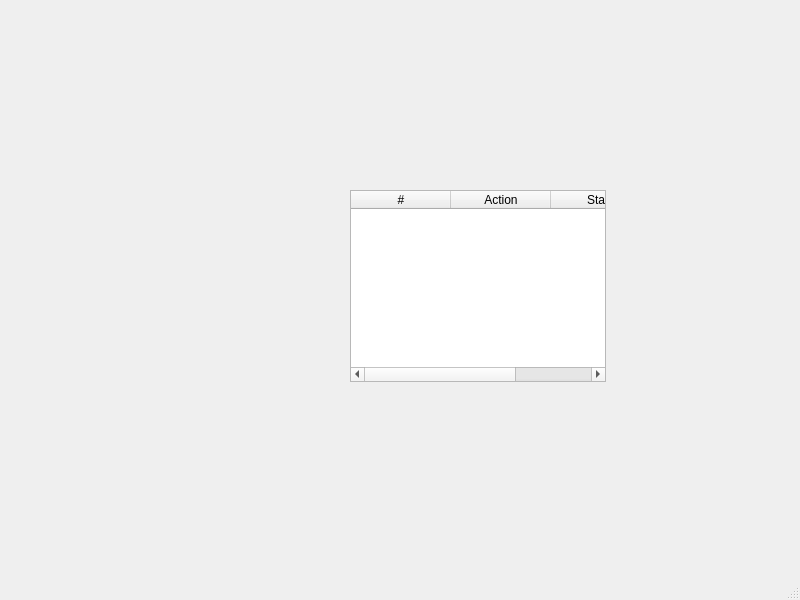
Old version of the form tools/lpsxsim-qt/mainwindow.ui in the repository gijskant/mcrl2-pmc.
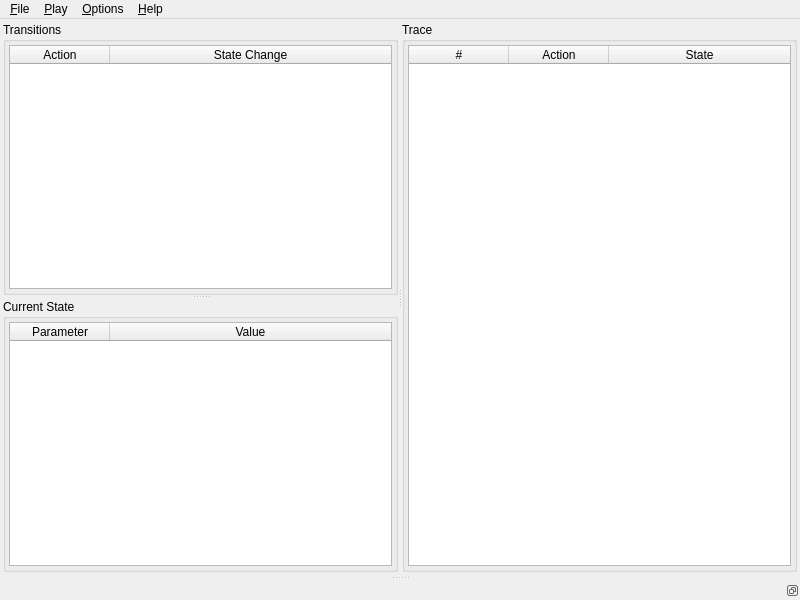
New version of the form. Custom widgets are drawn as their Qt base class.

Commit message: Finished lpsxsim-qt gui design and most of the simulator thread interface.

What changed in the file:
```diff
--- a/tools/lpsxsim-qt/mainwindow.ui
+++ b/tools/lpsxsim-qt/mainwindow.ui
@@ -14,52 +14,162 @@
    <string>MainWindow</string>
   </property>
   <widget class="QWidget" name="centralwidget">
-   <widget class="QTableWidget" name="traceTable">
-    <property name="geometry">
-     <rect>
-      <x>350</x>
-      <y>190</y>
-      <width>256</width>
-      <height>192</height>
-     </rect>
+   <layout class="QHBoxLayout" name="horizontalLayout_4">
+    <property name="margin">
+     <number>3</number>
     </property>
-    <property name="selectionMode">
-     <enum>QAbstractItemView::SingleSelection</enum>
-    </property>
-    <property name="selectionBehavior">
-     <enum>QAbstractItemView::SelectRows</enum>
-    </property>
-    <property name="wordWrap">
-     <bool>false</bool>
-    </property>
-    <attribute name="horizontalHeaderCascadingSectionResizes">
-     <bool>true</bool>
-    </attribute>
-    <attribute name="verticalHeaderVisible">
-     <bool>false</bool>
-    </attribute>
-    <attribute name="verticalHeaderVisible">
-     <bool>false</bool>
-    </attribute>
-    <attribute name="horizontalHeaderCascadingSectionResizes">
-     <bool>true</bool>
-    </attribute>
-    <column>
-     <property name="text">
-      <string>#</string>
-     </property>
-    </column>
-    <column>
-     <property name="text">
-      <string>Action</string>
-     </property>
-    </column>
-    <column>
-     <property name="text">
-      <string>State</string>
-     </property>
-    </column>
-   </widget>
+    <item>
+     <widget class="QSplitter" name="splitter_2">
+      <property name="orientation">
+       <enum>Qt::Horizontal</enum>
+      </property>
+      <widget class="QSplitter" name="splitter">
+       <property name="orientation">
+        <enum>Qt::Vertical</enum>
+       </property>
+       <widget class="QGroupBox" name="transitionGroup">
+        <property name="title">
+         <string>Transitions</string>
+        </property>
+        <layout class="QHBoxLayout" name="horizontalLayout_2">
+         <property name="margin">
+          <number>3</number>
+         </property>
+         <item>
+          <widget class="QTableWidget" name="transitionTable">
+           <property name="selectionMode">
+            <enum>QAbstractItemView::SingleSelection</enum>
+           </property>
+           <property name="selectionBehavior">
+            <enum>QAbstractItemView::SelectRows</enum>
+           </property>
+           <property name="wordWrap">
+            <bool>false</bool>
+           </property>
+           <attribute name="horizontalHeaderStretchLastSection">
+            <bool>true</bool>
+           </attribute>
+           <attribute name="verticalHeaderVisible">
+            <bool>false</bool>
+           </attribute>
+           <attribute name="verticalHeaderVisible">
+            <bool>false</bool>
+           </attribute>
+           <attribute name="horizontalHeaderStretchLastSection">
+            <bool>true</bool>
+           </attribute>
+           <column>
+            <property name="text">
+             <string>Action</string>
+            </property>
+           </column>
+           <column>
+            <property name="text">
+             <string>State Change</string>
+            </property>
+           </column>
+          </widget>
+         </item>
+        </layout>
+       </widget>
+       <widget class="QGroupBox" name="stateGroup">
+        <property name="title">
+         <string>Current State</string>
+        </property>
+        <layout class="QHBoxLayout" name="horizontalLayout">
+         <property name="margin">
+          <number>3</number>
+         </property>
+         <item>
+          <widget class="QTableWidget" name="stateTable">
+           <property name="selectionMode">
+            <enum>QAbstractItemView::NoSelection</enum>
+           </property>
+           <property name="wordWrap">
+            <bool>false</bool>
+           </property>
+           <attribute name="horizontalHeaderStretchLastSection">
+            <bool>true</bool>
+           </attribute>
+           <attribute name="verticalHeaderVisible">
+            <bool>false</bool>
+           </attribute>
+           <attribute name="verticalHeaderVisible">
+            <bool>false</bool>
+           </attribute>
+           <attribute name="horizontalHeaderStretchLastSection">
+            <bool>true</bool>
+           </attribute>
+           <column>
+            <property name="text">
+             <string>Parameter</string>
+            </property>
+           </column>
+           <column>
+            <property name="text">
+             <string>Value</string>
+            </property>
+           </column>
+          </widget>
+         </item>
+        </layout>
+       </widget>
+      </widget>
+      <widget class="QGroupBox" name="traceGroup">
+       <property name="title">
+        <string>Trace</string>
+       </property>
+       <layout class="QHBoxLayout" name="horizontalLayout_3">
+        <property name="margin">
+         <number>3</number>
+        </property>
+        <item>
+         <widget class="QTableWidget" name="traceTable">
+          <property name="selectionMode">
+           <enum>QAbstractItemView::SingleSelection</enum>
+          </property>
+          <property name="selectionBehavior">
+           <enum>QAbstractItemView::SelectRows</enum>
+          </property>
+          <property name="wordWrap">
+           <bool>false</bool>
+          </property>
+          <attribute name="horizontalHeaderStretchLastSection">
+           <bool>true</bool>
+          </attribute>
+          <attribute name="verticalHeaderVisible">
+           <bool>false</bool>
+          </attribute>
+          <attribute name="verticalHeaderVisible">
+           <bool>false</bool>
+          </attribute>
+          <attribute name="horizontalHeaderStretchLastSection">
+           <bool>true</bool>
+          </attribute>
+          <column>
+           <property name="text">
+            <string>#</string>
+           </property>
+          </column>
+          <column>
+           <property name="text">
+            <string>Action</string>
+           </property>
+          </column>
+          <column>
+           <property name="text">
+            <string>State</string>
+           </property>
+          </column>
+         </widget>
+        </item>
+       </layout>
+       <zorder>traceTable</zorder>
+       <zorder>traceTable</zorder>
+      </widget>
+     </widget>
+    </item>
+   </layout>
   </widget>
   <widget class="QMenuBar" name="menubar">
    <property name="geometry">
@@ -70,9 +180,157 @@
      <height>23</height>
     </rect>
    </property>
+   <widget class="QMenu" name="menuFile">
+    <property name="title">
+     <string>&amp;File</string>
+    </property>
+    <addaction name="actionOpen"/>
+    <addaction name="separator"/>
+    <addaction name="actionLoadTrace"/>
+    <addaction name="actionSaveTrace"/>
+    <addaction name="separator"/>
+    <addaction name="actionQuit"/>
+   </widget>
+   <widget class="QMenu" name="menuPlay">
+    <property name="title">
+     <string>&amp;Play</string>
+    </property>
+    <addaction name="actionPlayTrace"/>
+    <addaction name="actionRandomPlay"/>
+    <addaction name="actionStop"/>
+    <addaction name="separator"/>
+    <addaction name="actionSetPlayDelay"/>
+   </widget>
+   <widget class="QMenu" name="menuOptions">
+    <property name="title">
+     <string>&amp;Options</string>
+    </property>
+    <addaction name="actionEnableTauPriotisation"/>
+    <addaction name="actionShowDontCaresInStateChanges"/>
+   </widget>
+   <widget class="QMenu" name="menuHelp">
+    <property name="title">
+     <string>&amp;Help</string>
+    </property>
+    <addaction name="actionContents"/>
+    <addaction name="separator"/>
+    <addaction name="actionAbout"/>
+   </widget>
+   <addaction name="menuFile"/>
+   <addaction name="menuPlay"/>
+   <addaction name="menuOptions"/>
+   <addaction name="menuHelp"/>
   </widget>
-  <widget class="QStatusBar" name="statusbar"/>
+  <widget class="QDockWidget" name="dockWidget">
+   <property name="features">
+    <set>QDockWidget::DockWidgetFloatable|QDockWidget::DockWidgetMovable</set>
+   </property>
+   <attribute name="dockWidgetArea">
+    <number>8</number>
+   </attribute>
+   <widget class="mcrl2::utilities::qt::LogWidget" name="dockWidgetContents"/>
+  </widget>
+  <action name="actionPlayTrace">
+   <property name="text">
+    <string>Play &amp;Trace</string>
+   </property>
+  </action>
+  <action name="actionRandomPlay">
+   <property name="text">
+    <string>&amp;Random Play</string>
+   </property>
+  </action>
+  <action name="actionStop">
+   <property name="text">
+    <string>&amp;Stop</string>
+   </property>
+   <property name="shortcut">
+    <string>Esc</string>
+   </property>
+  </action>
+  <action name="actionEnableTauPriotisation">
+   <property name="checkable">
+    <bool>true</bool>
+   </property>
+   <property name="text">
+    <string>Enable &amp;Tau Priotisation</string>
+   </property>
+  </action>
+  <action name="actionOpen">
+   <property name="text">
+    <string>&amp;Open...</string>
+   </property>
+   <property name="shortcut">
+    <string>Ctrl+O</string>
+   </property>
+  </action>
+  <action name="actionLoadTrace">
+   <property name="text">
+    <string>&amp;Load Trace...</string>
+   </property>
+   <property name="shortcut">
+    <string>Ctrl+L</string>
+   </property>
+  </action>
+  <action name="actionSaveTrace">
+   <property name="text">
+    <string>&amp;Save Trace...</string>
+   </property>
+   <property name="shortcut">
+    <string>Ctrl+S</string>
+   </property>
+  </action>
+  <action name="actionQuit">
+   <property name="text">
+    <string>&amp;Quit</string>
+   </property>
+   <property name="shortcut">
+    <string>Ctrl+Q</string>
+   </property>
+  </action>
+  <action name="actionShowDontCaresInStateChanges">
+   <property name="checkable">
+    <bool>true</bool>
+   </property>
+   <property name="text">
+    <string>Show &amp;Don't Cares in State Changes</string>
+   </property>
+  </action>
+  <action name="actionSetPlayDelay">
+   <property name="text">
+    <string>Set Play &amp;Delay...</string>
+   </property>
+  </action>
+  <action name="action_Fit_to_Current_State">
+   <property name="text">
+    <string>&amp;Fit to Current State</string>
+   </property>
+   <property name="shortcut">
+    <string>Ctrl+F</string>
+   </property>
+  </action>
+  <action name="actionContents">
+   <property name="text">
+    <string>&amp;Contents</string>
+   </property>
+   <property name="shortcut">
+    <string>Ctrl+S</string>
+   </property>
+  </action>
+  <action name="actionAbout">
+   <property name="text">
+    <string>&amp;About</string>
+   </property>
+  </action>
  </widget>
+ <customwidgets>
+  <customwidget>
+   <class>mcrl2::utilities::qt::LogWidget</class>
+   <extends>QWidget</extends>
+   <header>mcrl2/utilities/logwidget.h</header>
+   <container>1</container>
+  </customwidget>
+ </customwidgets>
  <resources/>
  <connections/>
 </ui>
```
Left out of the diff: 2 changed lines with no effect on the pictures. The commit also changes 6 other files.
